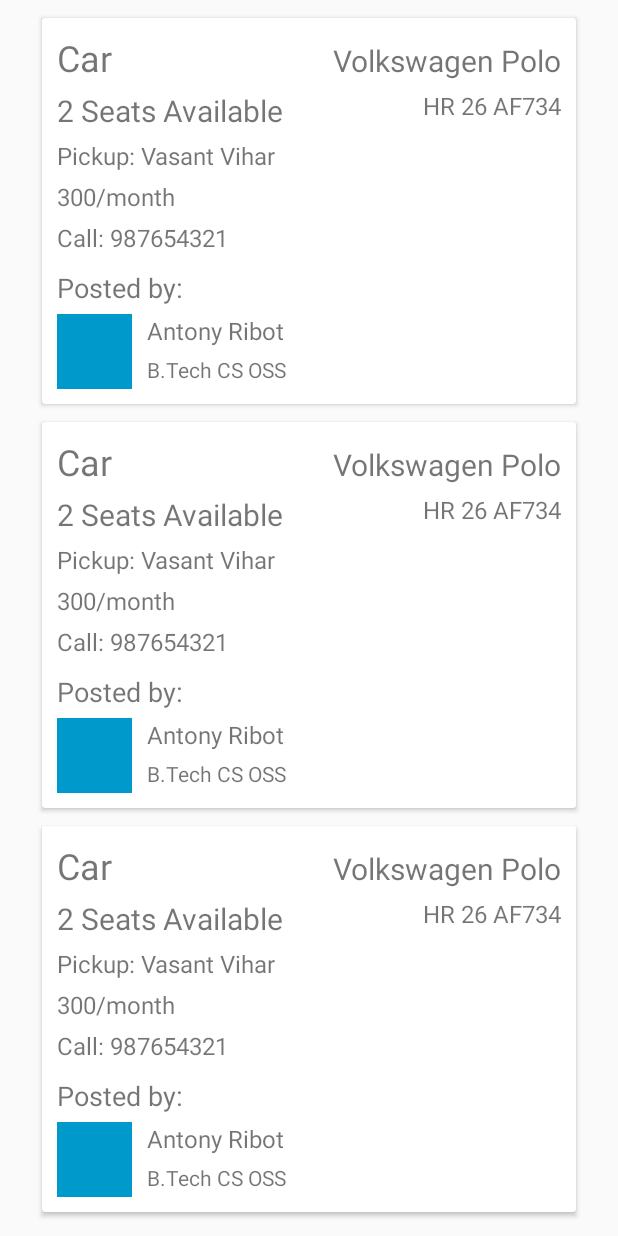
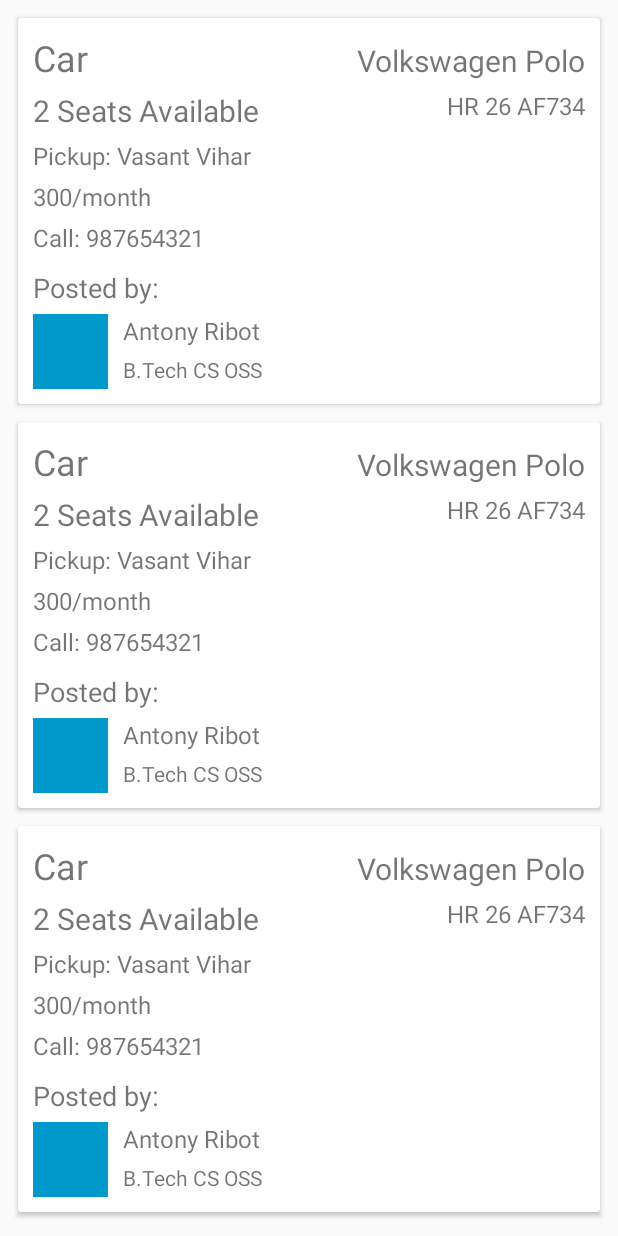
Before and after one commit to VishalNehra/gocollege-android, an Android app: the layout content_main.xml on its own in the app's theme, with its tools: preview values and no code run, on a phone screen of 412 x 824 dp. Run offline under Robolectric (Android 15) with nearby library versions, the phone set to English and light mode, and no system bars.

Commit message:
remove excess padding

```diff
--- a/app/src/main/res/layout/content_main.xml
+++ b/app/src/main/res/layout/content_main.xml
@@ -12,8 +12,6 @@
         android:id="@+id/recycler_view"
         android:layout_width="match_parent"
         android:layout_height="match_parent"
-        android:paddingLeft="@dimen/horizontal_margin"
-        android:paddingRight="@dimen/horizontal_margin"
         android:clipToPadding="false"
         android:paddingBottom="6dp"
         android:paddingTop="6dp"
```
